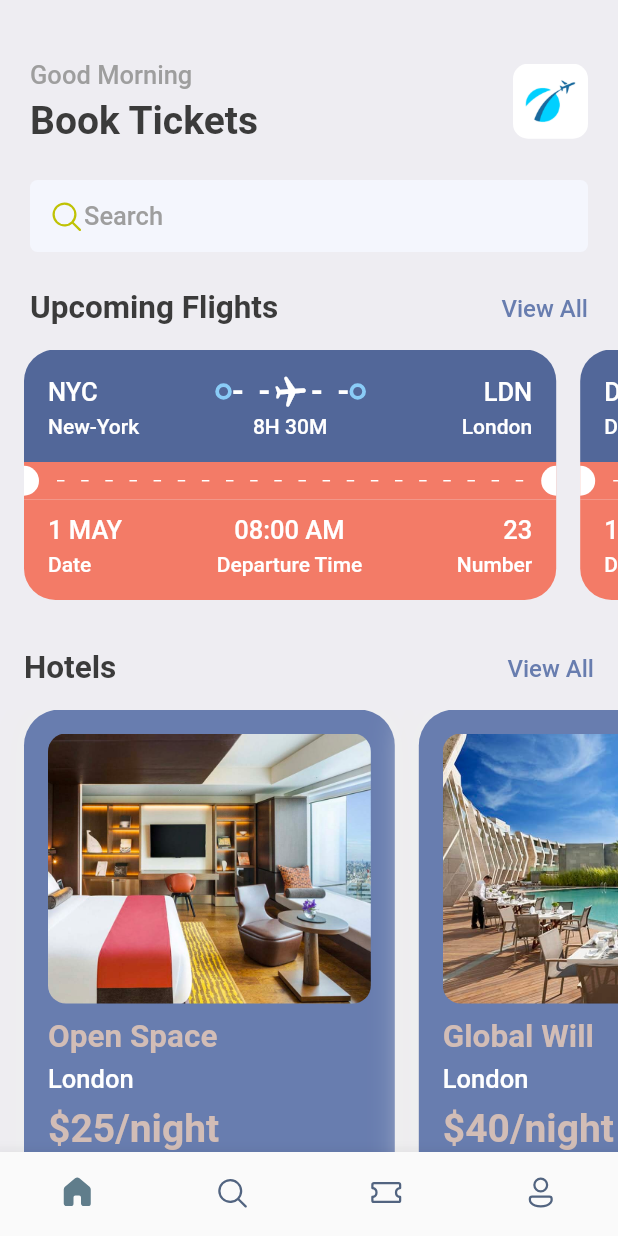
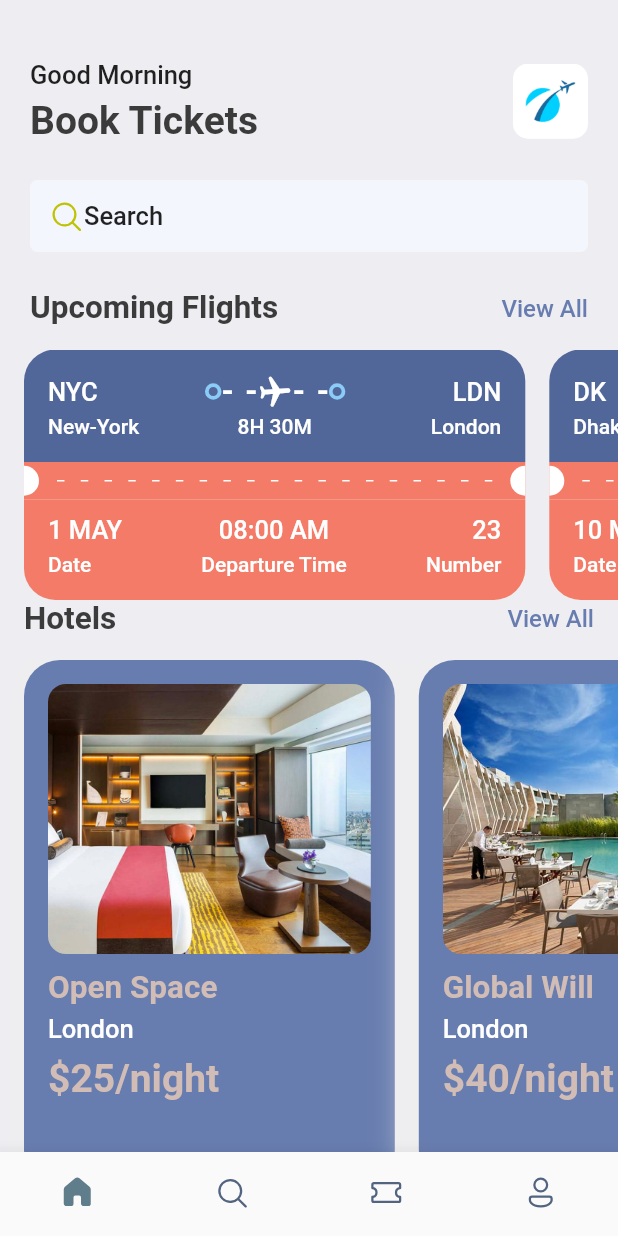
Before and after one commit to harshjainsk/ticket-booking-app, a Flutter app: the screen it shows after launch, on a phone screen of 412 x 824 dp. Run offline on Flutter 3.47's test engine with Material 2 defaults, Android fonts, the phone set to English and light mode, and no system bars; our stand-ins replace fluentui_icons, gap, get.

Commit message:
minor changes

```diff
--- a/lib/screens/ticket_view.dart
+++ b/lib/screens/ticket_view.dart
@@ -2,6 +2,7 @@ import 'package:flutter/cupertino.dart';
 import 'package:flutter/material.dart';
 import 'package:flutter/rendering.dart';
 import 'package:gap/gap.dart';
+import 'package:get/get.dart';
 import 'package:ticket_booking_app/utils/app_layout.dart';
 import 'package:ticket_booking_app/utils/app_styles.dart';
 import 'package:ticket_booking_app/widgets/thick_circular_container_for_ticket_view.dart';
@@ -16,8 +17,8 @@ class TicketView extends StatelessWidget {
 
     final size = AppLayout.getSize(context);
     return SizedBox(
-      width: size.width*0.90,
-      height: AppLayout.getHeight(200),
+      width: size.width*0.85,
+      height: AppLayout.getHeight(GetPlatform.isAndroid==true?167:169),
       child: Container(
         margin: EdgeInsets.only(right: AppLayout.getHeight(16)),
         child: Column(
@@ -74,7 +75,7 @@ class TicketView extends StatelessWidget {
                         width: AppLayout.getWidth(100),
                         child: Text('${ticket['from']['name']}', style: isColor==null?Styles.headLineStyle4.copyWith(color: Colors.white):Styles.headLineStyle4),
                       ),
-                      Text('${ticket['flying_time']}', style: isColor==null?Styles.headLineStyle4.copyWith(color: Colors.white):Styles.headLineStyle4,),
+                      Text('${ticket['flying_time']}', style: isColor==null?Styles.headLineStyle4.copyWith(color: Colors.white):Styles.headLineStyle4.copyWith(color: Colors.black),),
                       SizedBox(
                         width: AppLayout.getWidth(100),
                         child: Text('${ticket['to']['name']}', textAlign: TextAlign.end,style: isColor==null?Styles.headLineStyle4.copyWith(color: Colors.white):Styles.headLineStyle4,),
@@ -148,8 +149,8 @@ class TicketView extends StatelessWidget {
               decoration: BoxDecoration(
                 color: isColor==null?Color(0xFFF37B67):Colors.white,
                 borderRadius: BorderRadius.only(
-                  bottomLeft: Radius.circular(AppLayout.getHeight(21)),
-                  bottomRight: Radius.circular(AppLayout.getHeight(21))
+                  bottomLeft: Radius.circular(isColor==null?AppLayout.getHeight(21):0),
+                  bottomRight: Radius.circular(isColor==null?AppLayout.getHeight(21):0)
                 )
               ),
               padding: EdgeInsets.only(left: AppLayout.getHeight(16),top: AppLayout.getHeight(10),right: AppLayout.getHeight(16),bottom: AppLayout.getHeight(16)),
--- a/lib/utils/app_styles.dart
+++ b/lib/utils/app_styles.dart
@@ -13,7 +13,7 @@ class Styles{
   static TextStyle textStyle = TextStyle(fontSize: 16, color: textColor, fontWeight: FontWeight.w500);
   static TextStyle headLineStyle1 = TextStyle(fontSize: 26, color: textColor, fontWeight: FontWeight.bold);
   static TextStyle headLineStyle2 = TextStyle(fontSize: 21, color: textColor, fontWeight: FontWeight.bold);
-  static TextStyle headLineStyle3 = TextStyle(fontSize: 17, color: Colors.grey.shade500, fontWeight: FontWeight.w500);
+  static TextStyle headLineStyle3 = TextStyle(fontSize: 17, fontWeight: FontWeight.w500);
   static TextStyle headLineStyle4 = TextStyle(fontSize: 14, color: Colors.grey.shade500, fontWeight: FontWeight.w500);
 
 
```
